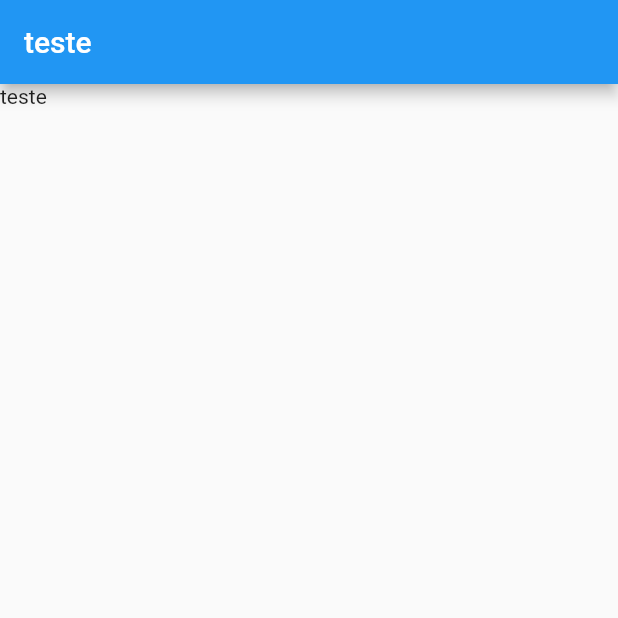
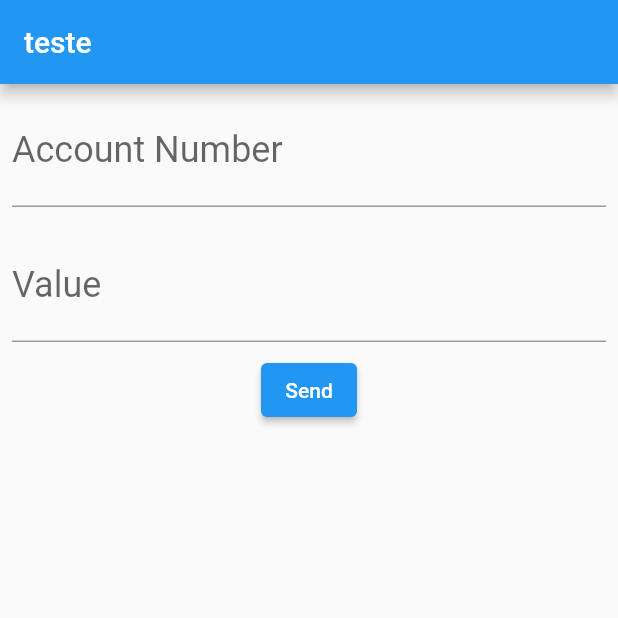
Before and after one commit to pedro-fiuza/bytebank, a Flutter app: the screen it shows after launch, on a phone screen of 412 x 824 dp, the top half of it. Run offline on Flutter 3.47's test engine with Material 2 defaults, Android fonts, the phone set to English and light mode, and no system bars.

Commit message:
making form layout

```diff
--- a/lib/main.dart
+++ b/lib/main.dart
@@ -1,3 +1,5 @@
+// ignore_for_file: prefer_const_constructors
+
 import 'package:flutter/material.dart';
 
 void main() => runApp(ByteBankApp());
@@ -17,7 +19,40 @@ class TransactionForm extends StatelessWidget {
   @override
   Widget build(BuildContext context) {
     return Scaffold(
-      body: Text('teste'),
+      body: Column(
+        children: [
+          Padding(
+            padding: const EdgeInsets.all(8.0),
+            child: TextField(
+              style: TextStyle(
+                fontSize: 24.0,
+              ),
+              decoration: InputDecoration(
+                labelText: 'Account Number',
+                hintText: '0000',
+              ),
+              keyboardType: TextInputType.number,
+            ),
+          ),
+          Padding(
+            padding: const EdgeInsets.all(8.0),
+            child: TextField(
+              style: TextStyle(
+                fontSize: 24.0,
+              ),
+              decoration: InputDecoration(
+                labelText: 'Value',
+                hintText: '0.00',
+              ),
+              keyboardType: TextInputType.number,
+            ),
+          ),
+          ElevatedButton(
+            onPressed: () {},
+            child: Text('Send'),
+          ),
+        ],
+      ),
       appBar: AppBar(
         title: Text('teste'),
       ),
```
